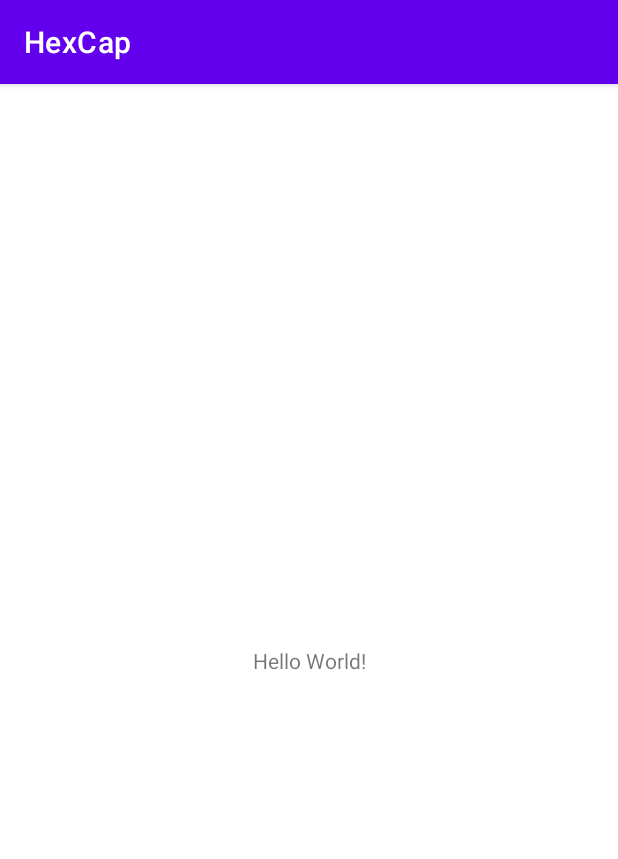
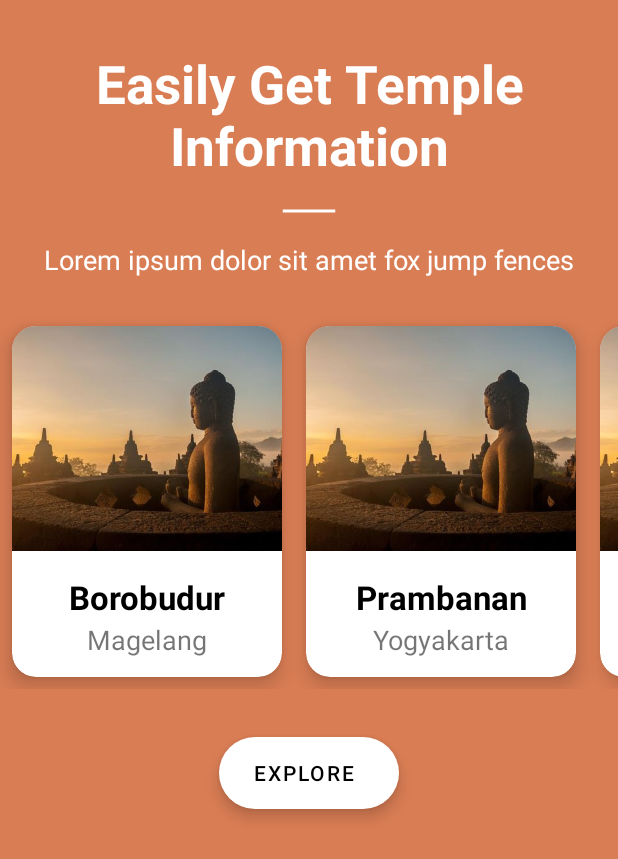
Before and after one commit to HexCap-Bangkit-2021/Hexcap-Android, an Android app: the screen it shows after launch (MainActivity before the commit, GetStartedActivity after it), on a phone screen of 412 x 824 dp. Shown: the top 859 px of the screen. Run offline under Robolectric (Android 15) with nearby library versions, the phone set to English and light mode, and no system bars.

Commit message:
create homepage

```diff
--- a/HexCap/app/build.gradle
+++ b/HexCap/app/build.gradle
@@ -1,6 +1,7 @@
 plugins {
     id 'com.android.application'
     id 'kotlin-android'
+    id 'kotlin-parcelize'
 }
 
 android {
@@ -15,6 +16,10 @@ android {
         versionName "1.0"
 
         testInstrumentationRunner "androidx.test.runner.AndroidJUnitRunner"
+    }
+
+    buildFeatures {
+        viewBinding true
     }
 
     buildTypes {
--- a/HexCap/app/src/main/AndroidManifest.xml
+++ b/HexCap/app/src/main/AndroidManifest.xml
@@ -9,13 +9,13 @@
         android:roundIcon="@mipmap/ic_launcher_round"
         android:supportsRtl="true"
         android:theme="@style/Theme.HexCap">
-        <activity android:name=".ui.GetStartedActivity"></activity>
+        <activity android:name=".ui.GetStartedActivity"><intent-filter>
+            <action android:name="android.intent.action.MAIN" />
+
+            <category android:name="android.intent.category.LAUNCHER" />
+        </intent-filter></activity>
         <activity android:name=".MainActivity">
-            <intent-filter>
-                <action android:name="android.intent.action.MAIN" />
 
-                <category android:name="android.intent.category.LAUNCHER" />
-            </intent-filter>
         </activity>
     </application>
 
--- a/HexCap/app/src/main/java/com/rivaldofez/hexcap/ui/GetStartedActivity.kt
+++ b/HexCap/app/src/main/java/com/rivaldofez/hexcap/ui/GetStartedActivity.kt
@@ -2,11 +2,34 @@ package com.rivaldofez.hexcap.ui
 
 import androidx.appcompat.app.AppCompatActivity
 import android.os.Bundle
+import android.widget.Toast
+import androidx.recyclerview.widget.LinearLayoutManager
 import com.rivaldofez.hexcap.R
+import com.rivaldofez.hexcap.databinding.ActivityGetStartedBinding
 
-class GetStartedActivity : AppCompatActivity() {
+class GetStartedActivity : AppCompatActivity(), GetStartedCallback {
+    private lateinit var getStartedBinding: ActivityGetStartedBinding
     override fun onCreate(savedInstanceState: Bundle?) {
         super.onCreate(savedInstanceState)
-        setContentView(R.layout.activity_get_started)
+        getStartedBinding = ActivityGetStartedBinding.inflate(layoutInflater)
+        setContentView(getStartedBinding.root)
+
+        val listPlaces = ArrayList<Place>()
+        val place1 = Place(name = "Borobudur", city = "Magelang", slug = "candi-borobudur", trivia = "Stupa Buddha")
+        val place2 = Place(name = "Prambanan", city = "Yogyakarta", slug = "candi-prambanan", trivia = "Stupa Siwa")
+        val place3 = Place(name = "Asu", city = "Yogyakarta", slug = "candi-asu", trivia = "Tidak ada patung anjingnya")
+        listPlaces.add(place1)
+        listPlaces.add(place2)
+        listPlaces.add(place3)
+
+        val adapter = GetStartedAdapter(this)
+
+        adapter.setPlaces(listPlaces)
+        getStartedBinding.rvCarousel.layoutManager = LinearLayoutManager(this, LinearLayoutManager.HORIZONTAL, false)
+        getStartedBinding.rvCarousel.adapter = adapter
+    }
+
+    override fun onPlaceClick(place: Place) {
+        Toast.makeText(this,place.name, Toast.LENGTH_SHORT).show()
     }
 }
--- /dev/null
+++ b/HexCap/app/src/main/java/com/rivaldofez/hexcap/ui/GetStartedAdapter.kt
@@ -0,0 +1,40 @@
+package com.rivaldofez.hexcap.ui
+
+import android.view.LayoutInflater
+import android.view.ViewGroup
+import androidx.annotation.NonNull
+import androidx.recyclerview.widget.RecyclerView
+import com.rivaldofez.hexcap.databinding.ItemPlaceBinding
+
+class GetStartedAdapter(private val callback: GetStartedCallback): RecyclerView.Adapter<GetStartedAdapter.PlaceViewHolder>() {
+    private val listPlaces = ArrayList<Place>()
+
+    fun setPlaces(places: List<Place>?){
+        if(places == null) return
+        this.listPlaces.clear()
+        this.listPlaces.addAll(places)
+        notifyDataSetChanged()
+    }
+
+    override fun onCreateViewHolder(parent: ViewGroup, viewType: Int): PlaceViewHolder {
+        val itemPlaces = ItemPlaceBinding.inflate(LayoutInflater.from(parent.context), parent, false)
+        return PlaceViewHolder(itemPlaces)
+    }
+
+    override fun onBindViewHolder(holder: PlaceViewHolder, position: Int) {
+        val place = listPlaces[position]
+        holder.bind(place)
+    }
+
+    override fun getItemCount(): Int = listPlaces.size
+
+    inner class PlaceViewHolder(private val binding: ItemPlaceBinding): RecyclerView.ViewHolder(binding.root) {
+        fun bind(place: Place){
+            with(binding){
+                tvName.text = place.name
+                tvCity.text = place.city
+                cvPlace.setOnClickListener{callback.onPlaceClick(place)}
+            }
+        }
+    }
+}
--- /dev/null
+++ b/HexCap/app/src/main/java/com/rivaldofez/hexcap/ui/GetStartedCallback.kt
@@ -0,0 +1,5 @@
+package com.rivaldofez.hexcap.ui
+
+interface GetStartedCallback {
+    fun onPlaceClick(place: Place)
+}
--- /dev/null
+++ b/HexCap/app/src/main/java/com/rivaldofez/hexcap/ui/Place.kt
@@ -0,0 +1,8 @@
+package com.rivaldofez.hexcap.ui
+
+data class Place (
+    val name: String,
+    val trivia: String,
+    val slug: String,
+    val city: String
+)
--- /dev/null
+++ b/HexCap/app/src/main/res/drawable/ic_dash.xml
@@ -0,0 +1,10 @@
+<vector xmlns:android="http://schemas.android.com/apk/res/android"
+    android:width="24dp"
+    android:height="24dp"
+    android:viewportWidth="24"
+    android:viewportHeight="24"
+    android:tint="?attr/colorControlNormal">
+  <path
+      android:fillColor="@android:color/white"
+      android:pathData="M19,13H5v-2h14v2z"/>
+</vector>
--- a/HexCap/app/src/main/res/layout/activity_get_started.xml
+++ b/HexCap/app/src/main/res/layout/activity_get_started.xml
@@ -4,6 +4,69 @@
     xmlns:tools="http://schemas.android.com/tools"
     android:layout_width="match_parent"
     android:layout_height="match_parent"
-    tools:context=".ui.GetStartedActivity">
+    tools:context=".ui.GetStartedActivity"
+    android:background="#d97d54">
+
+    <TextView
+        android:id="@+id/textView2"
+        android:layout_width="wrap_content"
+        android:layout_height="wrap_content"
+        android:layout_marginTop="32dp"
+        android:text="Easily Get Temple Information"
+        android:textColor="@color/white"
+        android:textSize="35sp"
+        android:textAlignment="center"
+        android:textStyle="bold"
+        app:layout_constraintEnd_toEndOf="parent"
+        app:layout_constraintStart_toStartOf="parent"
+        app:layout_constraintTop_toTopOf="parent" />
+
+    <ImageView
+        android:id="@+id/imageView2"
+        android:layout_width="60dp"
+        android:layout_height="wrap_content"
+        android:layout_marginTop="8dp"
+        android:scaleType="fitXY"
+        android:src="@drawable/ic_dash"
+        app:layout_constraintEnd_toEndOf="parent"
+        app:layout_constraintStart_toStartOf="parent"
+        app:layout_constraintTop_toBottomOf="@+id/textView2"
+        app:tint="@color/white" />
+
+    <TextView
+        android:id="@+id/textView3"
+        android:layout_width="wrap_content"
+        android:layout_height="wrap_content"
+        android:layout_marginTop="8dp"
+        android:text="Lorem ipsum dolor sit amet fox jump fences"
+        android:textColor="@color/white"
+        android:textSize="18sp"
+        app:layout_constraintEnd_toEndOf="parent"
+        app:layout_constraintStart_toStartOf="parent"
+        app:layout_constraintTop_toBottomOf="@+id/imageView2" />
+
+    <androidx.recyclerview.widget.RecyclerView
+        android:id="@+id/rv_carousel"
+        android:layout_width="wrap_content"
+        android:layout_height="250dp"
+        android:layout_marginTop="24dp"
+        app:layout_constraintEnd_toEndOf="parent"
+        app:layout_constraintStart_toStartOf="parent"
+        app:layout_constraintTop_toBottomOf="@+id/textView3"
+        tools:listitem="@layout/item_place" />
+
+    <com.google.android.material.floatingactionbutton.ExtendedFloatingActionButton
+        android:layout_width="wrap_content"
+        android:layout_height="wrap_content"
+        android:layout_marginTop="32dp"
+        android:text="EXPLORE"
+        android:textAlignment="center"
+        android:textColor="@color/black"
+        app:backgroundTint="@color/white"
+        app:layout_constraintEnd_toEndOf="parent"
+        app:layout_constraintStart_toStartOf="parent"
+        app:layout_constraintTop_toBottomOf="@+id/rv_carousel" />
+
+
 
 </androidx.constraintlayout.widget.ConstraintLayout>
--- a/HexCap/app/src/main/res/layout/activity_main.xml
+++ b/HexCap/app/src/main/res/layout/activity_main.xml
@@ -6,13 +6,5 @@
     android:layout_height="match_parent"
     tools:context=".MainActivity">
 
-    <TextView
-        android:layout_width="wrap_content"
-        android:layout_height="wrap_content"
-        android:text="Hello World!"
-        app:layout_constraintBottom_toBottomOf="parent"
-        app:layout_constraintLeft_toLeftOf="parent"
-        app:layout_constraintRight_toRightOf="parent"
-        app:layout_constraintTop_toTopOf="parent" />
 
 </androidx.constraintlayout.widget.ConstraintLayout>
--- /dev/null
+++ b/HexCap/app/src/main/res/layout/item_place.xml
@@ -0,0 +1,53 @@
+<?xml version="1.0" encoding="utf-8"?>
+<androidx.cardview.widget.CardView xmlns:android="http://schemas.android.com/apk/res/android"
+    xmlns:app="http://schemas.android.com/apk/res-auto"
+    xmlns:tools="http://schemas.android.com/tools"
+    android:id="@+id/cv_place"
+    android:layout_width="wrap_content"
+    android:layout_height="wrap_content"
+    app:cardElevation="8dp"
+    android:layout_margin="8dp"
+    app:cardCornerRadius="16dp">
+
+    <androidx.constraintlayout.widget.ConstraintLayout
+        android:layout_width="wrap_content"
+        android:layout_height="wrap_content">
+
+        <ImageView
+            android:id="@+id/imageView"
+            android:layout_width="180dp"
+            android:layout_height="150dp"
+            android:scaleType="centerCrop"
+            android:src="@drawable/borobudur"
+            app:layout_constraintEnd_toEndOf="parent"
+            app:layout_constraintStart_toStartOf="parent"
+            app:layout_constraintTop_toTopOf="parent" />
+
+        <TextView
+            android:id="@+id/tv_name"
+            android:layout_width="wrap_content"
+            android:layout_height="wrap_content"
+            android:layout_marginTop="16dp"
+            android:text="Borobudur"
+            android:textColor="@color/black"
+            android:textSize="22sp"
+            android:textStyle="bold"
+            app:layout_constraintEnd_toEndOf="parent"
+            app:layout_constraintStart_toStartOf="parent"
+            app:layout_constraintTop_toBottomOf="@+id/imageView" />
+
+        <TextView
+            android:id="@+id/tv_city"
+            android:layout_width="wrap_content"
+            android:layout_height="wrap_content"
+            android:layout_marginTop="4dp"
+            android:layout_marginBottom="16dp"
+            android:text="Magelang"
+            android:textSize="18sp"
+            app:layout_constraintBottom_toBottomOf="parent"
+            app:layout_constraintEnd_toEndOf="parent"
+            app:layout_constraintStart_toStartOf="parent"
+            app:layout_constraintTop_toBottomOf="@+id/tv_name" />
+    </androidx.constraintlayout.widget.ConstraintLayout>
+
+</androidx.cardview.widget.CardView>
--- a/HexCap/app/src/main/res/layout/item_started_place.xml
+++ /dev/null
@@ -1,6 +0,0 @@
-<?xml version="1.0" encoding="utf-8"?>
-<androidx.constraintlayout.widget.ConstraintLayout
-    xmlns:android="http://schemas.android.com/apk/res/android" android:layout_width="match_parent"
-    android:layout_height="match_parent">
-
-</androidx.constraintlayout.widget.ConstraintLayout>
--- a/HexCap/app/src/main/res/values-night/themes.xml
+++ b/HexCap/app/src/main/res/values-night/themes.xml
@@ -1,6 +1,6 @@
 <resources xmlns:tools="http://schemas.android.com/tools">
     <!-- Base application theme. -->
-    <style name="Theme.HexCap" parent="Theme.MaterialComponents.DayNight.DarkActionBar">
+    <style name="Theme.HexCap" parent="Theme.MaterialComponents.DayNight.NoActionBar">
         <!-- Primary brand color. -->
         <item name="colorPrimary">@color/purple_200</item>
         <item name="colorPrimaryVariant">@color/purple_700</item>
--- a/HexCap/app/src/main/res/values/themes.xml
+++ b/HexCap/app/src/main/res/values/themes.xml
@@ -1,6 +1,6 @@
 <resources xmlns:tools="http://schemas.android.com/tools">
     <!-- Base application theme. -->
-    <style name="Theme.HexCap" parent="Theme.MaterialComponents.DayNight.DarkActionBar">
+    <style name="Theme.HexCap" parent="Theme.MaterialComponents.DayNight.NoActionBar">
         <!-- Primary brand color. -->
         <item name="colorPrimary">@color/purple_500</item>
         <item name="colorPrimaryVariant">@color/purple_700</item>
```
Also changed, not shown: HexCap/app/src/main/res/drawable/borobudur.jpeg (added), HexCap/app/src/main/res/drawable/mendut.jpg (added).
